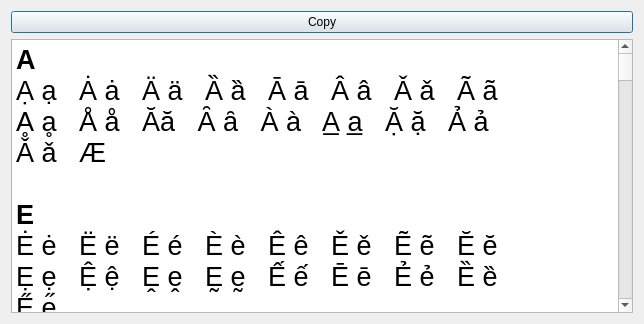
Qt form FrameWorkCode/diacriticsview.ui (IITB-OpenOCRCorrect/OpenOCRCorrect-Release) before a commit.
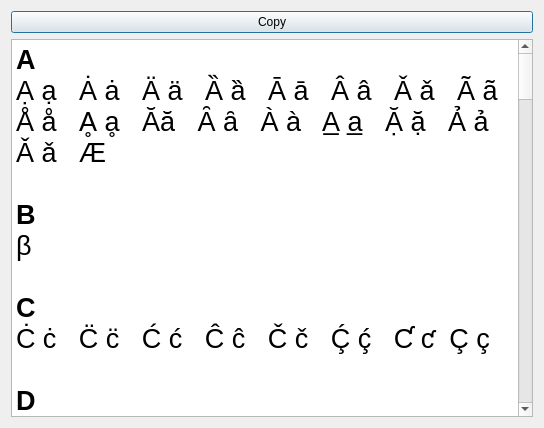
The same form after that commit.

Commit message: Alphabetical arranged

Diff of the .ui file:
```diff
--- a/FrameWorkCode/diacriticsview.ui
+++ b/FrameWorkCode/diacriticsview.ui
@@ -6,8 +6,8 @@
    <rect>
     <x>0</x>
     <y>0</y>
-    <width>644</width>
-    <height>324</height>
+    <width>544</width>
+    <height>428</height>
    </rect>
   </property>
   <property name="windowTitle">
@@ -35,27 +35,9 @@
 &lt;/style&gt;&lt;/head&gt;&lt;body style=&quot; font-family:'Ubuntu'; font-size:20pt; font-weight:400; font-style:normal;&quot;&gt;
 &lt;p style=&quot; margin-top:0px; margin-bottom:0px; margin-left:0px; margin-right:0px; -qt-block-indent:0; text-indent:0px;&quot;&gt;&lt;span style=&quot; font-family:'Ubuntu'; font-weight:600;&quot;&gt;A&lt;/span&gt;&lt;/p&gt;
 &lt;p style=&quot; margin-top:0px; margin-bottom:0px; margin-left:0px; margin-right:0px; -qt-block-indent:0; text-indent:0px;&quot;&gt;&lt;span style=&quot; font-family:'Ubuntu';&quot;&gt;Ạ ạ   Ȧ ȧ   Ä ä   Ȁ ȁ   Ā ā   Â â   Ǎ ǎ   Ã ã    &lt;/span&gt;&lt;/p&gt;
-&lt;p style=&quot; margin-top:0px; margin-bottom:0px; margin-left:0px; margin-right:0px; -qt-block-indent:0; text-indent:0px;&quot;&gt;&lt;span style=&quot; font-family:'Ubuntu';&quot;&gt;Ḁ ḁ   Å å   Ăă   Ȃ ȃ   À à   A̲ a̲   Ặ ặ   Ả ả   &lt;/span&gt;&lt;/p&gt;
+&lt;p style=&quot; margin-top:0px; margin-bottom:0px; margin-left:0px; margin-right:0px; -qt-block-indent:0; text-indent:0px;&quot;&gt;&lt;span style=&quot; font-family:'Ubuntu';&quot;&gt;Å å   Ḁ ḁ   Ăă   Ȃ ȃ   À à   A̲ a̲   Ặ ặ   Ả ả   &lt;/span&gt;&lt;/p&gt;
 &lt;p style=&quot; margin-top:0px; margin-bottom:0px; margin-left:0px; margin-right:0px; -qt-block-indent:0; text-indent:0px;&quot;&gt;&lt;span style=&quot; font-family:'Ubuntu';&quot;&gt;Ǎ ǎ   Æ&lt;/span&gt;&lt;/p&gt;
 &lt;p style=&quot;-qt-paragraph-type:empty; margin-top:0px; margin-bottom:0px; margin-left:0px; margin-right:0px; -qt-block-indent:0; text-indent:0px; font-family:'Ubuntu';&quot;&gt;&lt;br /&gt;&lt;/p&gt;
-&lt;p style=&quot; margin-top:0px; margin-bottom:0px; margin-left:0px; margin-right:0px; -qt-block-indent:0; text-indent:0px;&quot;&gt;&lt;span style=&quot; font-family:'Ubuntu'; font-weight:600;&quot;&gt;E&lt;/span&gt;&lt;/p&gt;
-&lt;p style=&quot; margin-top:0px; margin-bottom:0px; margin-left:0px; margin-right:0px; -qt-block-indent:0; text-indent:0px;&quot;&gt;&lt;span style=&quot; font-family:'Ubuntu';&quot;&gt;Ė ė   Ë ë   É é   È è   Ê ê   Ě ě   Ẽ ẽ   Ĕ ĕ   &lt;/span&gt;&lt;/p&gt;
-&lt;p style=&quot; margin-top:0px; margin-bottom:0px; margin-left:0px; margin-right:0px; -qt-block-indent:0; text-indent:0px;&quot;&gt;&lt;span style=&quot; font-family:'Ubuntu';&quot;&gt;Ẹ ẹ   Ệ ệ   Ḙ ḙ   Ḛ ḛ   Ế ế   Ē ē   Ẻ ẻ   Ȅ ȅ   &lt;/span&gt;&lt;/p&gt;
-&lt;p style=&quot; margin-top:0px; margin-bottom:0px; margin-left:0px; margin-right:0px; -qt-block-indent:0; text-indent:0px;&quot;&gt;&lt;span style=&quot; font-family:'Ubuntu';&quot;&gt;E̋ e̋&lt;/span&gt;&lt;/p&gt;
-&lt;p style=&quot;-qt-paragraph-type:empty; margin-top:0px; margin-bottom:0px; margin-left:0px; margin-right:0px; -qt-block-indent:0; text-indent:0px; font-family:'Ubuntu';&quot;&gt;&lt;br /&gt;&lt;/p&gt;
-&lt;p style=&quot; margin-top:0px; margin-bottom:0px; margin-left:0px; margin-right:0px; -qt-block-indent:0; text-indent:0px;&quot;&gt;&lt;span style=&quot; font-family:'Ubuntu'; font-weight:600;&quot;&gt;I&lt;/span&gt;&lt;/p&gt;
-&lt;p style=&quot; margin-top:0px; margin-bottom:0px; margin-left:0px; margin-right:0px; -qt-block-indent:0; text-indent:0px;&quot;&gt;&lt;span style=&quot; font-family:'Ubuntu';&quot;&gt;Í í   Ì ì    i̇́      i̇̀     i̇̃   Ï ï   Î î   Ĩ ĩ   &lt;/span&gt;&lt;/p&gt;
-&lt;p style=&quot; margin-top:0px; margin-bottom:0px; margin-left:0px; margin-right:0px; -qt-block-indent:0; text-indent:0px;&quot;&gt;&lt;span style=&quot; font-family:'Ubuntu';&quot;&gt;Ĭ ĭ   Ǐ ǐ   Ī ī   Ỉ ỉ   Ȉ ȉ   I̋ i̋   Ȋ ȋ   Ị ị   &lt;/span&gt;&lt;/p&gt;
-&lt;p style=&quot; margin-top:0px; margin-bottom:0px; margin-left:0px; margin-right:0px; -qt-block-indent:0; text-indent:0px;&quot;&gt;&lt;span style=&quot; font-family:'Ubuntu';&quot;&gt;ᶖ   İ i&lt;/span&gt;&lt;/p&gt;
-&lt;p style=&quot;-qt-paragraph-type:empty; margin-top:0px; margin-bottom:0px; margin-left:0px; margin-right:0px; -qt-block-indent:0; text-indent:0px; font-family:'Ubuntu';&quot;&gt;&lt;br /&gt;&lt;/p&gt;
-&lt;p style=&quot; margin-top:0px; margin-bottom:0px; margin-left:0px; margin-right:0px; -qt-block-indent:0; text-indent:0px;&quot;&gt;&lt;span style=&quot; font-family:'Ubuntu'; font-weight:600;&quot;&gt;O&lt;/span&gt;&lt;/p&gt;
-&lt;p style=&quot; margin-top:0px; margin-bottom:0px; margin-left:0px; margin-right:0px; -qt-block-indent:0; text-indent:0px;&quot;&gt;&lt;span style=&quot; font-family:'Ubuntu';&quot;&gt;Ó ó   Ò ò   Ȯ ȯ   Ö ö   O͘ o͘   Ô ô   Ǒ ǒ   Ŏ ŏ   &lt;/span&gt;&lt;/p&gt;
-&lt;p style=&quot; margin-top:0px; margin-bottom:0px; margin-left:0px; margin-right:0px; -qt-block-indent:0; text-indent:0px;&quot;&gt;&lt;span style=&quot; font-family:'Ubuntu';&quot;&gt;Ō ō   Ő ő   Õ õ   Ǫ ǫ   Ỏ ỏ   Ȍ ȍ   Ȏ ȏ  Ọ ọ&lt;/span&gt;&lt;/p&gt;
-&lt;p style=&quot;-qt-paragraph-type:empty; margin-top:0px; margin-bottom:0px; margin-left:0px; margin-right:0px; -qt-block-indent:0; text-indent:0px; font-family:'Ubuntu';&quot;&gt;&lt;br /&gt;&lt;/p&gt;
-&lt;p style=&quot; margin-top:0px; margin-bottom:0px; margin-left:0px; margin-right:0px; -qt-block-indent:0; text-indent:0px;&quot;&gt;&lt;span style=&quot; font-family:'Ubuntu'; font-weight:600;&quot;&gt;U&lt;/span&gt;&lt;/p&gt;
-&lt;p style=&quot; margin-top:0px; margin-bottom:0px; margin-left:0px; margin-right:0px; -qt-block-indent:0; text-indent:0px;&quot;&gt;&lt;span style=&quot; font-family:'Ubuntu';&quot;&gt;Ú ú   Ù ù   Ũ ũ   Ụ ụ   Ü ü   Ṳ ṳ   Ū ū   Û û   &lt;/span&gt;&lt;/p&gt;
-&lt;p style=&quot; margin-top:0px; margin-bottom:0px; margin-left:0px; margin-right:0px; -qt-block-indent:0; text-indent:0px;&quot;&gt;&lt;span style=&quot; font-family:'Ubuntu';&quot;&gt;Ṷ ṷ   Ǔ ǔ   Ű ű   Ŭ ŭ   Ȗ ȗ   Ů ů   Ȕ ȕ&lt;/span&gt;&lt;/p&gt;
-&lt;p style=&quot;-qt-paragraph-type:empty; margin-top:0px; margin-bottom:0px; margin-left:0px; margin-right:0px; -qt-block-indent:0; text-indent:0px; font-family:'Ubuntu';&quot;&gt;&lt;br /&gt;&lt;/p&gt;
 &lt;p style=&quot; margin-top:0px; margin-bottom:0px; margin-left:0px; margin-right:0px; -qt-block-indent:0; text-indent:0px;&quot;&gt;&lt;span style=&quot; font-family:'Ubuntu'; font-weight:600;&quot;&gt;B&lt;/span&gt;&lt;/p&gt;
 &lt;p style=&quot; margin-top:0px; margin-bottom:0px; margin-left:0px; margin-right:0px; -qt-block-indent:0; text-indent:0px;&quot;&gt;&lt;span style=&quot; font-family:'Ubuntu';&quot;&gt;β&lt;/span&gt;&lt;/p&gt;
 &lt;p style=&quot;-qt-paragraph-type:empty; margin-top:0px; margin-bottom:0px; margin-left:0px; margin-right:0px; -qt-block-indent:0; text-indent:0px; font-family:'Ubuntu';&quot;&gt;&lt;br /&gt;&lt;/p&gt;
@@ -63,11 +45,15 @@
 &lt;p style=&quot; margin-top:0px; margin-bottom:0px; margin-left:0px; margin-right:0px; -qt-block-indent:0; text-indent:0px;&quot;&gt;&lt;span style=&quot; font-family:'Ubuntu';&quot;&gt;Ċ ċ   C̈ c̈   Ć ć   Ĉ ĉ   Č č   Ḉ ḉ   Ƈ ƈ  Ç ç&lt;/span&gt;&lt;/p&gt;
 &lt;p style=&quot;-qt-paragraph-type:empty; margin-top:0px; margin-bottom:0px; margin-left:0px; margin-right:0px; -qt-block-indent:0; text-indent:0px; font-family:'Ubuntu';&quot;&gt;&lt;br /&gt;&lt;/p&gt;
 &lt;p style=&quot; margin-top:0px; margin-bottom:0px; margin-left:0px; margin-right:0px; -qt-block-indent:0; text-indent:0px;&quot;&gt;&lt;span style=&quot; font-family:'Ubuntu'; font-weight:600;&quot;&gt;D&lt;/span&gt;&lt;/p&gt;
-&lt;p style=&quot; margin-top:0px; margin-bottom:0px; margin-left:0px; margin-right:0px; -qt-block-indent:0; text-indent:0px;&quot;&gt;&lt;span style=&quot; font-family:'Ubuntu';&quot;&gt;Ḋ ḋ   Ḍ ḍ   Ḏ ḏ   Ď ď   Ḑ ḑ    Ḓ ḓ   Ɗ ɗ   Ð đ   &lt;/span&gt;&lt;/p&gt;
-&lt;p style=&quot; margin-top:0px; margin-bottom:0px; margin-left:0px; margin-right:0px; -qt-block-indent:0; text-indent:0px;&quot;&gt;&lt;span style=&quot; font-family:'Ubuntu';&quot;&gt;ð   ᵭ   ᶁ   ᶑ   ȡ   ɖ&lt;/span&gt;&lt;/p&gt;
+&lt;p style=&quot; margin-top:0px; margin-bottom:0px; margin-left:0px; margin-right:0px; -qt-block-indent:0; text-indent:0px;&quot;&gt;&lt;span style=&quot; font-family:'Ubuntu';&quot;&gt;Ḋ ḋ   Ḍ ḍ   Ḏ ḏ   Ď ď   Ḑ ḑ    Ḓ ḓ   Ɗ ɗ   Ð đ&lt;/span&gt;&lt;/p&gt;
+&lt;p style=&quot;-qt-paragraph-type:empty; margin-top:0px; margin-bottom:0px; margin-left:0px; margin-right:0px; -qt-block-indent:0; text-indent:0px; font-family:'Ubuntu';&quot;&gt;&lt;br /&gt;&lt;/p&gt;
+&lt;p style=&quot; margin-top:0px; margin-bottom:0px; margin-left:0px; margin-right:0px; -qt-block-indent:0; text-indent:0px;&quot;&gt;&lt;span style=&quot; font-family:'Ubuntu'; font-weight:600;&quot;&gt;E&lt;/span&gt;&lt;/p&gt;
+&lt;p style=&quot; margin-top:0px; margin-bottom:0px; margin-left:0px; margin-right:0px; -qt-block-indent:0; text-indent:0px;&quot;&gt;&lt;span style=&quot; font-family:'Ubuntu';&quot;&gt;Ė ė   Ë ë   É é   È è   Ê ê   Ě ě   Ẽ ẽ   Ĕ ĕ   &lt;/span&gt;&lt;/p&gt;
+&lt;p style=&quot; margin-top:0px; margin-bottom:0px; margin-left:0px; margin-right:0px; -qt-block-indent:0; text-indent:0px;&quot;&gt;&lt;span style=&quot; font-family:'Ubuntu';&quot;&gt;Ế ế   Ē ē   Ẻ ẻ   Ȅ ȅ   Ẹ ẹ   Ệ ệ   Ḙ ḙ   Ḛ ḛ      &lt;/span&gt;&lt;/p&gt;
+&lt;p style=&quot; margin-top:0px; margin-bottom:0px; margin-left:0px; margin-right:0px; -qt-block-indent:0; text-indent:0px;&quot;&gt;&lt;span style=&quot; font-family:'Ubuntu';&quot;&gt;E̋ e̋&lt;/span&gt;&lt;/p&gt;
 &lt;p style=&quot;-qt-paragraph-type:empty; margin-top:0px; margin-bottom:0px; margin-left:0px; margin-right:0px; -qt-block-indent:0; text-indent:0px; font-family:'Ubuntu';&quot;&gt;&lt;br /&gt;&lt;/p&gt;
 &lt;p style=&quot; margin-top:0px; margin-bottom:0px; margin-left:0px; margin-right:0px; -qt-block-indent:0; text-indent:0px;&quot;&gt;&lt;span style=&quot; font-family:'Ubuntu'; font-weight:600;&quot;&gt;F&lt;/span&gt;&lt;/p&gt;
-&lt;p style=&quot; margin-top:0px; margin-bottom:0px; margin-left:0px; margin-right:0px; -qt-block-indent:0; text-indent:0px;&quot;&gt;&lt;span style=&quot; font-family:'Ubuntu';&quot;&gt;Ḟ ḟ   Ƒ ƒ   ᵮ   ᶂ&lt;/span&gt;&lt;/p&gt;
+&lt;p style=&quot; margin-top:0px; margin-bottom:0px; margin-left:0px; margin-right:0px; -qt-block-indent:0; text-indent:0px;&quot;&gt;&lt;span style=&quot; font-family:'Ubuntu';&quot;&gt;Ḟ ḟ   Ƒ ƒ&lt;/span&gt;&lt;/p&gt;
 &lt;p style=&quot;-qt-paragraph-type:empty; margin-top:0px; margin-bottom:0px; margin-left:0px; margin-right:0px; -qt-block-indent:0; text-indent:0px; font-family:'Ubuntu';&quot;&gt;&lt;br /&gt;&lt;/p&gt;
 &lt;p style=&quot; margin-top:0px; margin-bottom:0px; margin-left:0px; margin-right:0px; -qt-block-indent:0; text-indent:0px;&quot;&gt;&lt;span style=&quot; font-family:'Ubuntu'; font-weight:600;&quot;&gt;G&lt;/span&gt;&lt;/p&gt;
 &lt;p style=&quot; margin-top:0px; margin-bottom:0px; margin-left:0px; margin-right:0px; -qt-block-indent:0; text-indent:0px;&quot;&gt;&lt;span style=&quot; font-family:'Ubuntu';&quot;&gt;Ġ ġ   Ḡ ḡ   Ǵ ǵ   Ĝ ĝ   Ǧ ǧ   Ğ ğ   Ǥ ǥ   Ģ ģ   Ɠ ɠ&lt;/span&gt;&lt;/p&gt;
@@ -76,6 +62,11 @@
 &lt;p style=&quot; margin-top:0px; margin-bottom:0px; margin-left:0px; margin-right:0px; -qt-block-indent:0; text-indent:0px;&quot;&gt;&lt;span style=&quot; font-family:'Ubuntu';&quot;&gt;Ḣ ḣ   Ḧ ḧ   Ĥ ĥ   Ȟ ȟ   Ħ ħ   Ḩ ḩ    Ⱨ ⱨ   ẖ ẖ   &lt;/span&gt;&lt;/p&gt;
 &lt;p style=&quot; margin-top:0px; margin-bottom:0px; margin-left:0px; margin-right:0px; -qt-block-indent:0; text-indent:0px;&quot;&gt;&lt;span style=&quot; font-family:'Ubuntu';&quot;&gt;Ḥ ḥ   Ḫ ḫ&lt;/span&gt;&lt;/p&gt;
 &lt;p style=&quot;-qt-paragraph-type:empty; margin-top:0px; margin-bottom:0px; margin-left:0px; margin-right:0px; -qt-block-indent:0; text-indent:0px; font-family:'Ubuntu';&quot;&gt;&lt;br /&gt;&lt;/p&gt;
+&lt;p style=&quot; margin-top:0px; margin-bottom:0px; margin-left:0px; margin-right:0px; -qt-block-indent:0; text-indent:0px;&quot;&gt;&lt;span style=&quot; font-family:'Ubuntu'; font-weight:600;&quot;&gt;I&lt;/span&gt;&lt;/p&gt;
+&lt;p style=&quot; margin-top:0px; margin-bottom:0px; margin-left:0px; margin-right:0px; -qt-block-indent:0; text-indent:0px;&quot;&gt;&lt;span style=&quot; font-family:'Ubuntu';&quot;&gt;Í í   Ì ì    i̇́      i̇̀     i̇̃   Ï ï   Î î   Ĩ ĩ   &lt;/span&gt;&lt;/p&gt;
+&lt;p style=&quot; margin-top:0px; margin-bottom:0px; margin-left:0px; margin-right:0px; -qt-block-indent:0; text-indent:0px;&quot;&gt;&lt;span style=&quot; font-family:'Ubuntu';&quot;&gt;Ĭ ĭ   Ǐ ǐ   Ī ī   Ỉ ỉ   Ȉ ȉ   I̋ i̋   Ȋ ȋ   Ị ị   &lt;/span&gt;&lt;/p&gt;
+&lt;p style=&quot; margin-top:0px; margin-bottom:0px; margin-left:0px; margin-right:0px; -qt-block-indent:0; text-indent:0px;&quot;&gt;&lt;span style=&quot; font-family:'Ubuntu';&quot;&gt;ᶖ   İ i&lt;/span&gt;&lt;/p&gt;
+&lt;p style=&quot;-qt-paragraph-type:empty; margin-top:0px; margin-bottom:0px; margin-left:0px; margin-right:0px; -qt-block-indent:0; text-indent:0px; font-family:'Ubuntu';&quot;&gt;&lt;br /&gt;&lt;/p&gt;
 &lt;p style=&quot; margin-top:0px; margin-bottom:0px; margin-left:0px; margin-right:0px; -qt-block-indent:0; text-indent:0px;&quot;&gt;&lt;span style=&quot; font-family:'Ubuntu'; font-weight:600;&quot;&gt;J&lt;/span&gt;&lt;/p&gt;
 &lt;p style=&quot; margin-top:0px; margin-bottom:0px; margin-left:0px; margin-right:0px; -qt-block-indent:0; text-indent:0px;&quot;&gt;&lt;span style=&quot; font-family:'Ubuntu';&quot;&gt;Ĵ ĵ    ǰ    Ɉ ɉ    J̃ j̇̃&lt;/span&gt;&lt;/p&gt;
 &lt;p style=&quot;-qt-paragraph-type:empty; margin-top:0px; margin-bottom:0px; margin-left:0px; margin-right:0px; -qt-block-indent:0; text-indent:0px; font-family:'Ubuntu';&quot;&gt;&lt;br /&gt;&lt;/p&gt;
@@ -91,6 +82,10 @@
 &lt;p style=&quot; margin-top:0px; margin-bottom:0px; margin-left:0px; margin-right:0px; -qt-block-indent:0; text-indent:0px;&quot;&gt;&lt;span style=&quot; font-family:'Ubuntu'; font-weight:600;&quot;&gt;N&lt;/span&gt;&lt;/p&gt;
 &lt;p style=&quot; margin-top:0px; margin-bottom:0px; margin-left:0px; margin-right:0px; -qt-block-indent:0; text-indent:0px;&quot;&gt;&lt;span style=&quot; font-family:'Ubuntu';&quot;&gt;Ṅṅ   Ṇṇ Ńń   Ǹǹ   Ňň   Ññ   Ņņ    Ṋṋ   Ṉṉ   N̈n̈   Ɲɲ&lt;/span&gt;&lt;/p&gt;
 &lt;p style=&quot;-qt-paragraph-type:empty; margin-top:0px; margin-bottom:0px; margin-left:0px; margin-right:0px; -qt-block-indent:0; text-indent:0px; font-family:'Ubuntu';&quot;&gt;&lt;br /&gt;&lt;/p&gt;
+&lt;p style=&quot; margin-top:0px; margin-bottom:0px; margin-left:0px; margin-right:0px; -qt-block-indent:0; text-indent:0px;&quot;&gt;&lt;span style=&quot; font-family:'Ubuntu'; font-weight:600;&quot;&gt;O&lt;/span&gt;&lt;/p&gt;
+&lt;p style=&quot; margin-top:0px; margin-bottom:0px; margin-left:0px; margin-right:0px; -qt-block-indent:0; text-indent:0px;&quot;&gt;&lt;span style=&quot; font-family:'Ubuntu';&quot;&gt;Ó ó   Ò ò   Ȯ ȯ   Ö ö   O͘ o͘   Ô ô   Ǒ ǒ   Ŏ ŏ   &lt;/span&gt;&lt;/p&gt;
+&lt;p style=&quot; margin-top:0px; margin-bottom:0px; margin-left:0px; margin-right:0px; -qt-block-indent:0; text-indent:0px;&quot;&gt;&lt;span style=&quot; font-family:'Ubuntu';&quot;&gt;Ō ō   Ő ő   Õ õ   Ǫ ǫ   Ỏ ỏ   Ȍ ȍ   Ȏ ȏ  Ọ ọ&lt;/span&gt;&lt;/p&gt;
+&lt;p style=&quot;-qt-paragraph-type:empty; margin-top:0px; margin-bottom:0px; margin-left:0px; margin-right:0px; -qt-block-indent:0; text-indent:0px; font-family:'Ubuntu';&quot;&gt;&lt;br /&gt;&lt;/p&gt;
 &lt;p style=&quot; margin-top:0px; margin-bottom:0px; margin-left:0px; margin-right:0px; -qt-block-indent:0; text-indent:0px;&quot;&gt;&lt;span style=&quot; font-family:'Ubuntu'; font-weight:600;&quot;&gt;P&lt;/span&gt;&lt;/p&gt;
 &lt;p style=&quot; margin-top:0px; margin-bottom:0px; margin-left:0px; margin-right:0px; -qt-block-indent:0; text-indent:0px;&quot;&gt;&lt;span style=&quot; font-family:'Ubuntu';&quot;&gt;Ṕ ṕ   Ṗ ṗ   Ᵽ ᵽ   Ƥ ƥ   P̃ p̃   ᵱ   ᶈ&lt;/span&gt;&lt;/p&gt;
 &lt;p style=&quot;-qt-paragraph-type:empty; margin-top:0px; margin-bottom:0px; margin-left:0px; margin-right:0px; -qt-block-indent:0; text-indent:0px; font-family:'Ubuntu';&quot;&gt;&lt;br /&gt;&lt;/p&gt;
@@ -107,6 +102,10 @@
 &lt;p style=&quot; margin-top:0px; margin-bottom:0px; margin-left:0px; margin-right:0px; -qt-block-indent:0; text-indent:0px;&quot;&gt;&lt;span style=&quot; font-family:'Ubuntu'; font-weight:600;&quot;&gt;T&lt;/span&gt;&lt;/p&gt;
 &lt;p style=&quot; margin-top:0px; margin-bottom:0px; margin-left:0px; margin-right:0px; -qt-block-indent:0; text-indent:0px;&quot;&gt;&lt;span style=&quot; font-family:'Ubuntu';&quot;&gt;Ť ť   Ṫ ṫ   Ţ ţ   Ṭ ṭ   Ț ț   Ṱ ṱ   Ṯ ṯ   T̈ ẗ&lt;/span&gt;&lt;/p&gt;
 &lt;p style=&quot;-qt-paragraph-type:empty; margin-top:0px; margin-bottom:0px; margin-left:0px; margin-right:0px; -qt-block-indent:0; text-indent:0px; font-family:'Ubuntu';&quot;&gt;&lt;br /&gt;&lt;/p&gt;
+&lt;p style=&quot; margin-top:0px; margin-bottom:0px; margin-left:0px; margin-right:0px; -qt-block-indent:0; text-indent:0px;&quot;&gt;&lt;span style=&quot; font-family:'Ubuntu'; font-weight:600;&quot;&gt;U&lt;/span&gt;&lt;/p&gt;
+&lt;p style=&quot; margin-top:0px; margin-bottom:0px; margin-left:0px; margin-right:0px; -qt-block-indent:0; text-indent:0px;&quot;&gt;&lt;span style=&quot; font-family:'Ubuntu';&quot;&gt;Ú ú   Ù ù   Ũ ũ   Ụ ụ   Ü ü   Ṳ ṳ   Ū ū   Û û   &lt;/span&gt;&lt;/p&gt;
+&lt;p style=&quot; margin-top:0px; margin-bottom:0px; margin-left:0px; margin-right:0px; -qt-block-indent:0; text-indent:0px;&quot;&gt;&lt;span style=&quot; font-family:'Ubuntu';&quot;&gt;Ṷ ṷ   Ǔ ǔ   Ű ű   Ŭ ŭ   Ȗ ȗ   Ů ů   Ȕ ȕ&lt;/span&gt;&lt;/p&gt;
+&lt;p style=&quot;-qt-paragraph-type:empty; margin-top:0px; margin-bottom:0px; margin-left:0px; margin-right:0px; -qt-block-indent:0; text-indent:0px; font-family:'Ubuntu';&quot;&gt;&lt;br /&gt;&lt;/p&gt;
 &lt;p style=&quot; margin-top:0px; margin-bottom:0px; margin-left:0px; margin-right:0px; -qt-block-indent:0; text-indent:0px;&quot;&gt;&lt;span style=&quot; font-family:'Ubuntu'; font-weight:600;&quot;&gt;V&lt;/span&gt;&lt;/p&gt;
 &lt;p style=&quot; margin-top:0px; margin-bottom:0px; margin-left:0px; margin-right:0px; -qt-block-indent:0; text-indent:0px;&quot;&gt;&lt;span style=&quot; font-family:'Ubuntu';&quot;&gt;Ṽ ṽ   Ṿ ṿ   Ʋ ʋ   ᶌ&lt;/span&gt;&lt;/p&gt;
 &lt;p style=&quot;-qt-paragraph-type:empty; margin-top:0px; margin-bottom:0px; margin-left:0px; margin-right:0px; -qt-block-indent:0; text-indent:0px; font-family:'Ubuntu';&quot;&gt;&lt;br /&gt;&lt;/p&gt;
```
Left out of the diff: 2 changed lines with no effect on the pictures. The commit also changes 2 other files.
